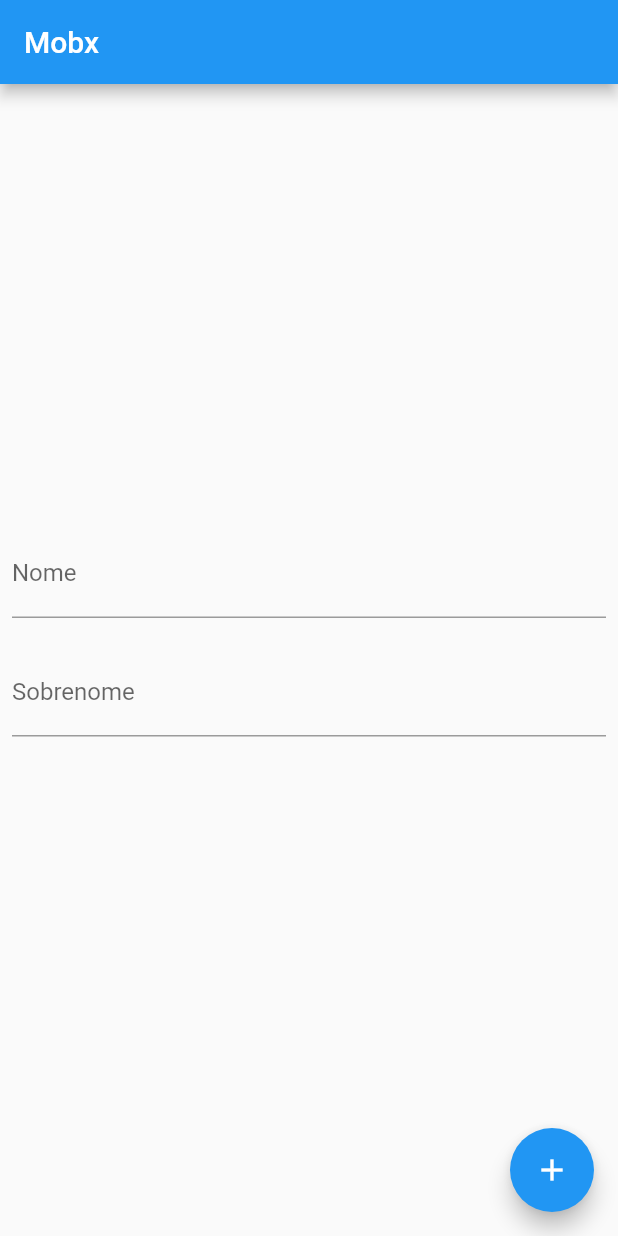
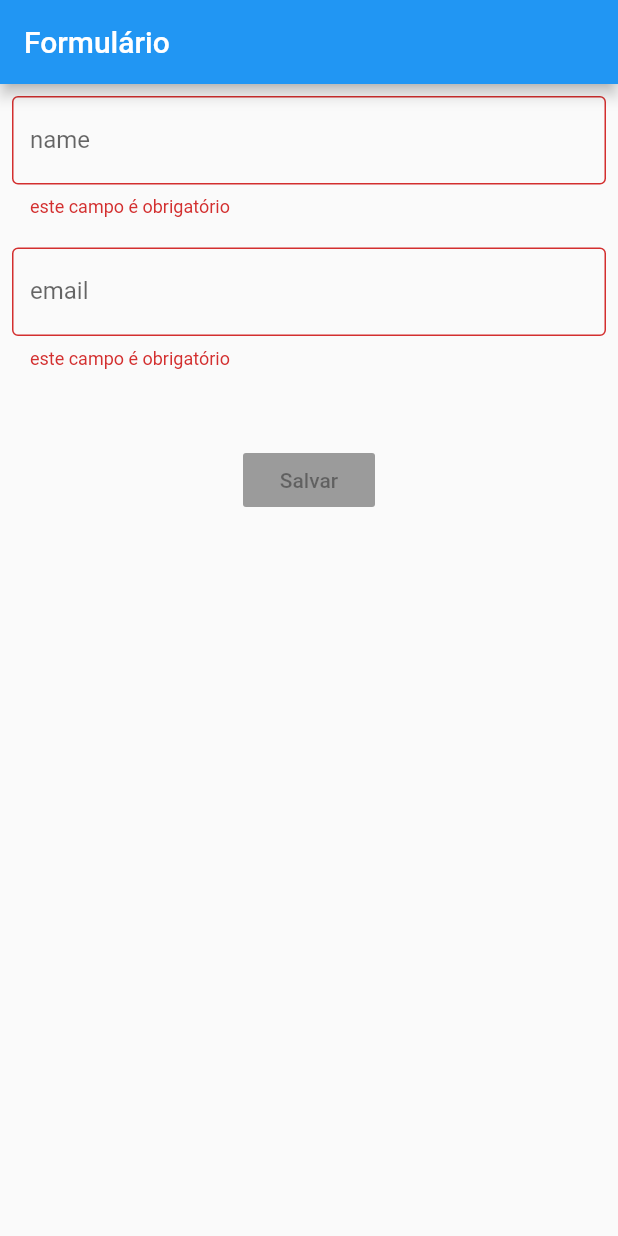
Before and after one commit to LucasMdosAnjos/MobxApp, a Flutter app: the screen it shows after launch, on a phone screen of 412 x 824 dp. Run offline on Flutter 3.47's test engine with Material 2 defaults, Android fonts, the light colour scheme and no system bars; our stand-ins replace flutter_mobx, mobx; generated files the repository leaves out were written again.

Commit message:
formulario reativo.

```diff
--- a/lib/controller.dart
+++ b/lib/controller.dart
@@ -1,24 +1,39 @@
 import 'package:mobx/mobx.dart';
+import 'models/client.dart';
 part 'controller.g.dart';
 
-class Controller = ControllerBase with _$Controller;
+class Controller = _ControllerBase with _$Controller;
 
-abstract class ControllerBase with Store{
-  @observable
-  String nome = '';
+abstract class _ControllerBase with Store{
+  var client = Client();
 
-  @observable
-  String sobrenome = '';
   @computed
-  String get nomecompleto => "$nome $sobrenome";
+  bool get isValid => (validateName() == null && validateEmail() == null);
 
-  @action
-  mudarNome(String newName){
-    nome = newName;
+
+  String validateName(){
+    if(client.name == null || client.name.isEmpty){
+      return 'este campo é obrigatório';
+    }else if(client.name.length<3){
+      return "seu nome precisa ter mais de 3 caracteres";
+    }
+    return null;
   }
-  @action
-  mudarSobreNome(String newName){
-    sobrenome = newName;
+  String validateCpf(){
+    if(client.cpf == null || client.cpf.isEmpty){
+      return 'este campo é obrigatório';
+    }else if(client.cpf.length<3){
+      return "seu cpf precisa ter mais de 3 caracteres";
+    }
+    return null;
   }
 
+  String validateEmail(){
+    if(client.email == null || client.email.isEmpty){
+      return 'este campo é obrigatório';
+    }else if(client.email.length<3){
+      return "seu email precisa ter mais de 3 caracteres";
+    }
+    return null;
+  }
 }
--- a/lib/home.dart
+++ b/lib/home.dart
@@ -8,46 +8,55 @@
 
   @override
   Widget build(BuildContext context) {
+    _textField({String labelText, onChanged, String Function() errorText}) {
+      return TextField(
+        onChanged: onChanged,
+        decoration: InputDecoration(
+          border: OutlineInputBorder(),
+          labelText: labelText,
+          errorText: errorText == null ? null : errorText(),
+        ),
+      );
+    }
+
     return Scaffold(
       appBar: AppBar(
-        title: Text('Mobx'),
+        title: Text('Formulário'),
       ),
       body: Padding(
         padding: const EdgeInsets.all(8.0),
         child: Center(
           child: Column(
-            mainAxisAlignment: MainAxisAlignment.center,
             children: <Widget>[
-              TextField(
-                decoration: InputDecoration(labelText: 'Nome'),
-                onChanged: controller.mudarNome,
+              Observer(
+                builder: (_) {
+                  return _textField(
+                      labelText: 'name',
+                      onChanged: controller.client.changeName,
+                      errorText: controller.validateName);
+                },
               ),
-              SizedBox(
-                height: 20,
+              SizedBox(height: 20,),
+              Observer(
+                builder: (_) {
+                  return _textField(
+                      labelText: 'email',
+                      onChanged: controller.client.changeEmail,
+                      errorText: controller.validateEmail);
+                },
               ),
-              TextField(
-                decoration: InputDecoration(labelText: 'Sobrenome'),
-                onChanged: controller.mudarSobreNome,
-              ),
-              SizedBox(
-                height: 20,
-              ),
+              SizedBox(height: 50,),
               Observer(
-                builder: (_){
-                  return Text('${controller.nomecompleto}');
-                },
+                builder:(_){return RaisedButton(
+                  onPressed:controller.isValid ?  (){} : null,
+                  child: Text('Salvar'),
+                );
+                }
               ),
             ],
           ),
         ),
       ),
-      floatingActionButton: FloatingActionButton(
-        onPressed: () {
-//          controller.increment();
-        },
-        tooltip: 'Increment',
-        child: Icon(Icons.add),
-      ),
     );
   }
 }
--- a/lib/main.dart
+++ b/lib/main.dart
@@ -8,7 +8,7 @@
   @override
   Widget build(BuildContext context) {
     return MaterialApp(
-      title: 'Flutter Demo',
+      title: 'Flutter MobX',
       theme: ThemeData(
         primarySwatch: Colors.blue,
       ),
--- /dev/null
+++ b/lib/models/client.dart
@@ -0,0 +1,27 @@
+import 'package:mobx/mobx.dart';
+part 'client.g.dart';
+
+class Client = _ClientBase with _$Client;
+
+abstract class _ClientBase with Store{
+  @observable
+  String name;
+
+  @action
+  changeName(String value) => name = value;
+
+  @observable
+  String email;
+
+  @action
+  changeEmail(String value) => email = value;
+
+  @observable
+  String cpf;
+
+  @action
+  changeCpf(String value) => cpf = value;
+
+
+
+}
```
